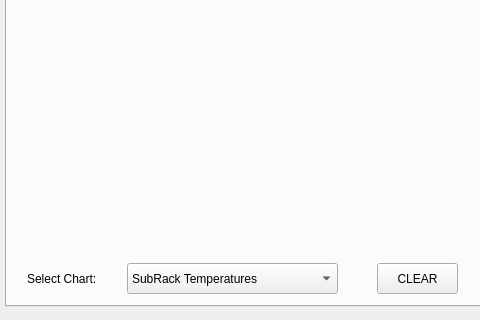
Qt form Gui/skalab_subrack.ui (amattana/skalab) before a commit; both pictures show x 0 to 480 and y 598 to 918 of the 1171 by 918 pixel window.
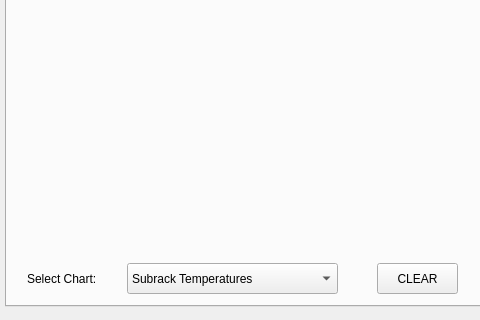
The same form after that commit.

Commit message: From SubRack to Subrack. Added log tab in monitor.

The edit to the form file:
```diff
--- a/Gui/skalab_subrack.ui
+++ b/Gui/skalab_subrack.ui
@@ -68,7 +68,7 @@
      </property>
      <item>
       <property name="text">
-       <string>SubRack Temperatures</string>
+       <string>Subrack Temperatures</string>
       </property>
      </item>
      <item>
```
The commit also changes 8 other files.
